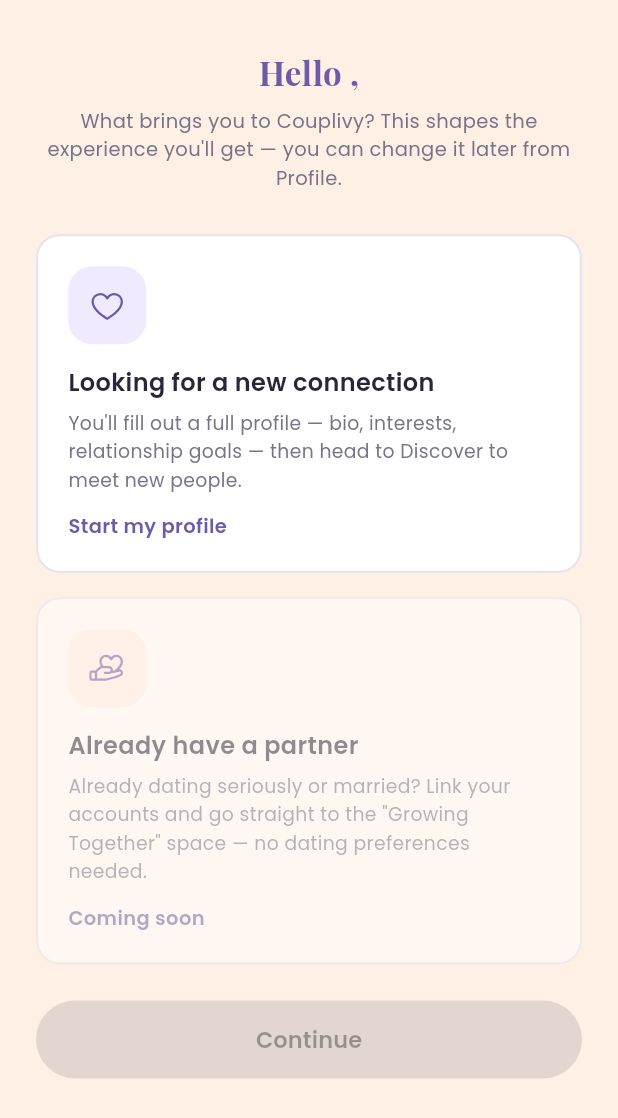
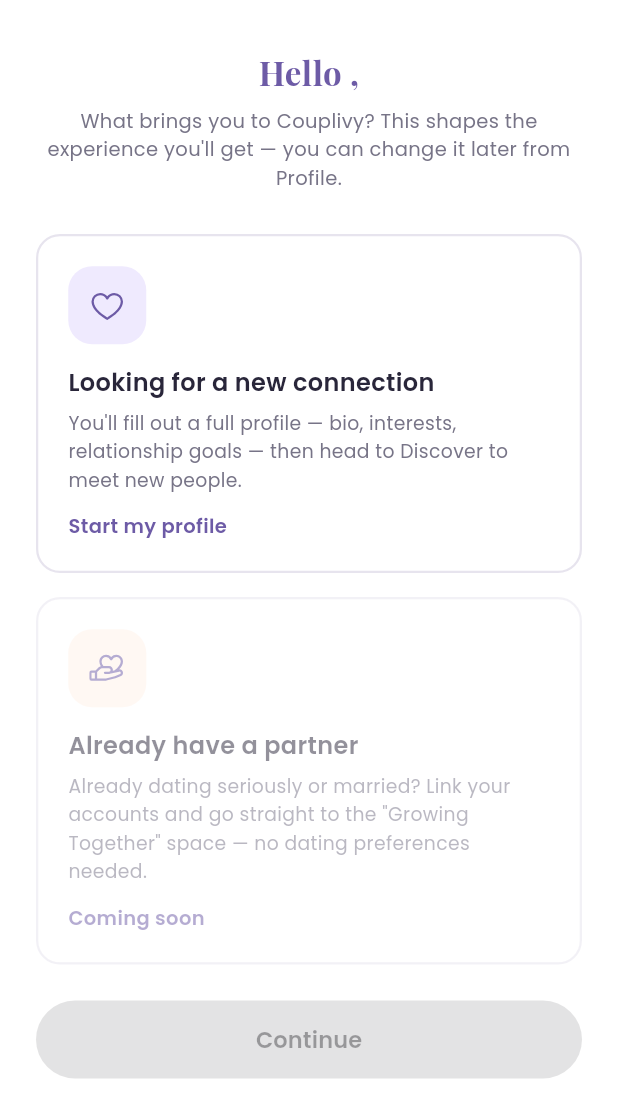
Before and after one commit to danieladrian/couplivy-mobile, a Flutter app: the GatewayChoiceScreen screen opened by its route, on a phone screen of 412 x 824 dp. Shown: the top 1118 px of the screen. Run offline on Flutter 3.47's test engine with Material 3 defaults, Android fonts, the phone set to English and light mode, and no system bars; our stand-ins replace country_code_picker, dio, drift, flutter_riverpod, flutter_secure_storage, go_router and 5 more; accounts and stored records are empty; generated files the repository leaves out were written again.

Commit message:
feat(gateway-choice): fade screen background white->cream on selection
Screen background used to be a static AppColors.cream Scaffold color.
Now it's white by default, wrapped in an AnimatedContainer (350ms,
easeInOut) that fades to cream once the Discover card is selected —
this effect is specific to the Discover card (the only selectable
option; Together stays permanently disabled). The card itself is
unaffected — it stays white, only its border/checkmark change on
selection (separate concern from the screen background).

Added test coverage: background is white before selection, fades to
cream after tapping the Discover card (checked via pumpAndSettle so
the 350ms animation actually completes).

flutter analyze: no issues. flutter test: 45/45 passing.

Co-Authored-By: Claude Sonnet 5 <noreply@anthropic.com>

```diff
--- a/lib/features/onboarding/gateway_choice_screen.dart
+++ b/lib/features/onboarding/gateway_choice_screen.dart
@@ -29,6 +29,11 @@ import 'providers/gateway_choice_controller.dart';
 /// Continue step lain (Gender, Relationship Goal; lihat
 /// .ai/rules/architecture.md). Cuma "Discover" yang bisa dipilih (satu-
 /// satunya opsi enabled), jadi `_selected` cukup bool, bukan String.
+///
+/// Background LAYAR (bukan kartu) putih polos secara default, FADE IN ke
+/// `AppColors.cream` (`AnimatedContainer`) begitu kartu "Discover"
+/// dipilih — efek ini KHUSUS untuk kartu Discover (satu-satunya yang
+/// bisa dipilih); kartu Together tidak relevan (permanen disabled).
 class GatewayChoiceScreen extends ConsumerStatefulWidget {
   const GatewayChoiceScreen({super.key});
 
@@ -83,8 +88,15 @@ class _GatewayChoiceScreenState extends ConsumerState<GatewayChoiceScreen> {
       // SplashScreen tidak punya tombol back.
       canPop: false,
       child: Scaffold(
-        backgroundColor: AppColors.cream,
-        body: SafeArea(
+        // Background LAYAR (bukan Scaffold.backgroundColor statis lagi)
+        // — AnimatedContainer supaya putih->cream FADE saat kartu
+        // Discover dipilih, bukan berubah instan.
+        backgroundColor: Colors.white,
+        body: AnimatedContainer(
+          duration: const Duration(milliseconds: 350),
+          curve: Curves.easeInOut,
+          color: _discoverSelected ? AppColors.cream : Colors.white,
+          child: SafeArea(
             child: SingleChildScrollView(
               padding: const EdgeInsets.fromLTRB(24, 32, 24, 24),
               child: Column(
@@ -92,8 +104,9 @@ class _GatewayChoiceScreenState extends ConsumerState<GatewayChoiceScreen> {
                 children: [
                   Text(
                     // Fallback ke judul tanpa nama kalau nickname belum
-                  // sempat ke-load (jeda 1 frame baca SharedPreferences) —
-                  // supaya tidak ada layout jump begitu nickname muncul.
+                    // sempat ke-load (jeda 1 frame baca SharedPreferences)
+                    // — supaya tidak ada layout jump begitu nickname
+                    // muncul.
                     _nickName != null
                         ? l10n.gatewayChoiceTitle(_nickName!)
                         : l10n.gatewayChoiceTitleFallback,
@@ -112,7 +125,9 @@ class _GatewayChoiceScreenState extends ConsumerState<GatewayChoiceScreen> {
                   const SizedBox(height: 28),
                   GatewayOptionCard(
                     icon: PhosphorIcons.heart(),
-                  iconBackgroundColor: AppColors.lilac.withValues(alpha: 0.18),
+                    iconBackgroundColor: AppColors.lilac.withValues(
+                      alpha: 0.18,
+                    ),
                     title: l10n.gatewayChoiceDiscoverTitle,
                     description: l10n.gatewayChoiceDiscoverDescription,
                     ctaLabel: l10n.gatewayChoiceDiscoverCta,
@@ -133,7 +148,9 @@ class _GatewayChoiceScreenState extends ConsumerState<GatewayChoiceScreen> {
                   const SizedBox(height: 24),
                   AppButton(
                     label: l10n.onboardingContinue,
-                  onPressed: (_discoverSelected && !isLoading) ? _submit : null,
+                    onPressed: (_discoverSelected && !isLoading)
+                        ? _submit
+                        : null,
                   ),
                   if (isLoading) ...[
                     const SizedBox(height: 24),
@@ -144,6 +161,7 @@ class _GatewayChoiceScreenState extends ConsumerState<GatewayChoiceScreen> {
             ),
           ),
         ),
+      ),
     );
   }
 }
```
Also changed, not shown: 2 other files. Lines whose indentation alone changed are shown as unchanged.
